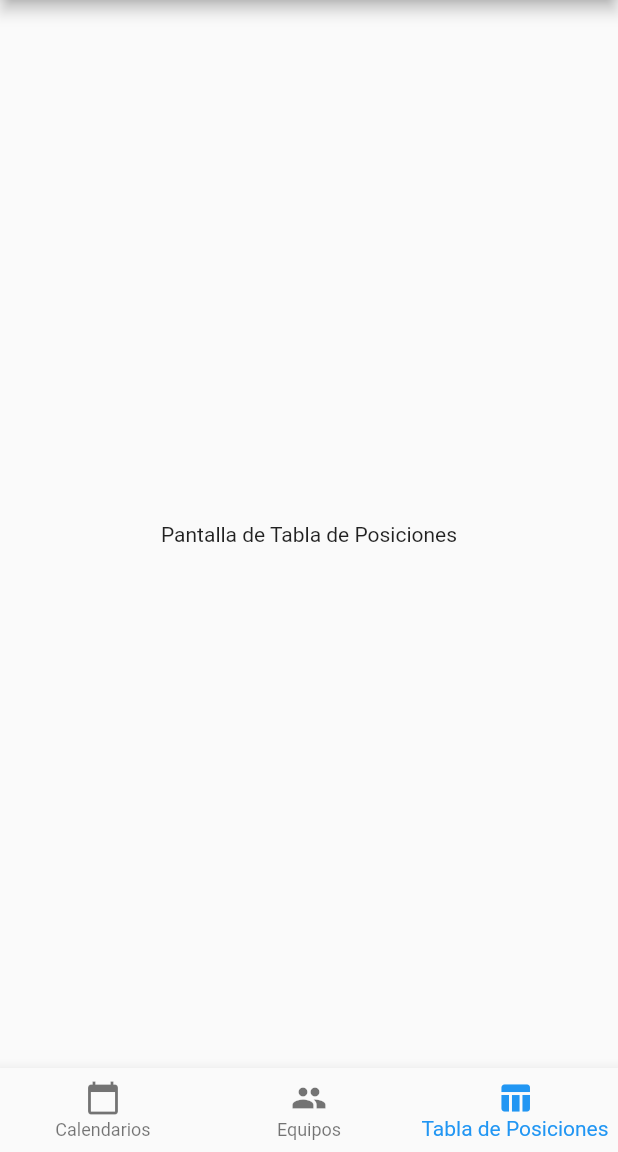
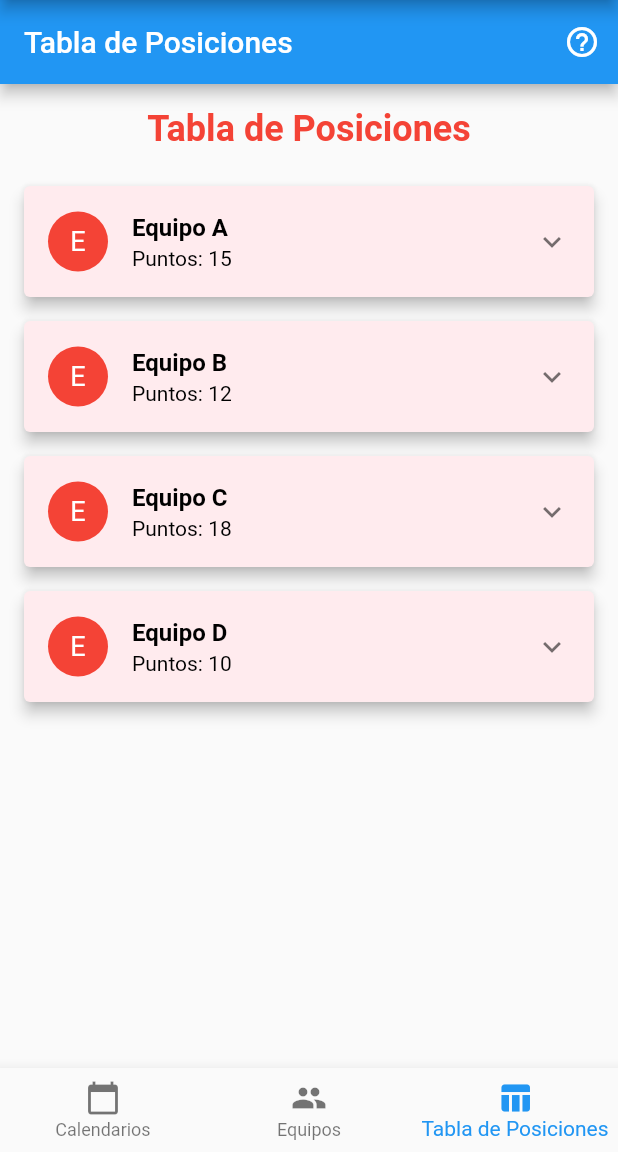
Before and after one commit to hlsalazar/ligafut, a Flutter app: the PantallaPrincipal screen opened directly, item 3 of the bottom bar chosen, on a phone screen of 412 x 824 dp, the part 84-1236 px from its top. Run offline on Flutter 3.47's test engine with Material 2 defaults, Android fonts, the phone set to English and light mode, and no system bars; our stand-ins replace cloud_firestore, firebase_core; accounts and stored records are empty.

Commit message:
tablas en estructura definidas

```diff
--- a/lib/view/principal.dart
+++ b/lib/view/principal.dart
@@ -68,15 +68,6 @@ class EquiposScreen extends StatelessWidget {
   }
 }
 
-class TablaPosicionesScreen extends StatelessWidget {
-  @override
-  Widget build(BuildContext context) {
-    return Center(
-      child: Text('Pantalla de Tabla de Posiciones'),
-    );
-  }
-}
-
 void main() {
   runApp(MaterialApp(
     home: PantallaPrincipal(),
--- a/lib/view/tabla_posiciones.dart
+++ b/lib/view/tabla_posiciones.dart
@@ -0,0 +1,217 @@
+import 'package:flutter/material.dart';
+
+class Equipo {
+  final String nombre;
+  final int puntos;
+  final int partidosJugados;
+  final int partidosGanados;
+  final int partidosEmpatados;
+  final int partidosPerdidos;
+  final int golesFavor;
+  final int golesContra;
+
+  Equipo({
+    required this.nombre,
+    required this.puntos,
+    required this.partidosJugados,
+    required this.partidosGanados,
+    required this.partidosEmpatados,
+    required this.partidosPerdidos,
+    required this.golesFavor,
+    required this.golesContra,
+  });
+}
+
+class TablaPosicionesScreen extends StatelessWidget {
+  final List<Equipo> equipos = [
+    Equipo(
+      nombre: 'Equipo A',
+      puntos: 15,
+      partidosJugados: 10,
+      partidosGanados: 7,
+      partidosEmpatados: 1,
+      partidosPerdidos: 2,
+      golesFavor: 20,
+      golesContra: 10,
+    ),
+    Equipo(
+      nombre: 'Equipo B',
+      puntos: 12,
+      partidosJugados: 8,
+      partidosGanados: 6,
+      partidosEmpatados: 0,
+      partidosPerdidos: 2,
+      golesFavor: 15,
+      golesContra: 8,
+    ),
+    Equipo(
+      nombre: 'Equipo C',
+      puntos: 18,
+      partidosJugados: 12,
+      partidosGanados: 9,
+      partidosEmpatados: 0,
+      partidosPerdidos: 3,
+      golesFavor: 25,
+      golesContra: 12,
+    ),
+    Equipo(
+      nombre: 'Equipo D',
+      puntos: 10,
+      partidosJugados: 9,
+      partidosGanados: 3,
+      partidosEmpatados: 1,
+      partidosPerdidos: 5,
+      golesFavor: 12,
+      golesContra: 18,
+    ),
+  ];
+
+  @override
+  Widget build(BuildContext context) {
+    return Scaffold(
+      appBar: AppBar(
+        title: Text('Tabla de Posiciones'),
+        actions: [
+          IconButton(
+            icon: Icon(Icons.help_outline),
+            onPressed: () => _showHelpDialog(context),
+          ),
+        ],
+      ),
+      body: SingleChildScrollView(
+        child: Padding(
+          padding: EdgeInsets.all(16),
+          child: Column(
+            crossAxisAlignment: CrossAxisAlignment.stretch,
+            children: [
+              Text(
+                'Tabla de Posiciones',
+                style: TextStyle(fontSize: 24, fontWeight: FontWeight.bold, color: Colors.red),
+                textAlign: TextAlign.center,
+              ),
+              SizedBox(height: 16),
+              ListView.builder(
+                shrinkWrap: true,
+                itemCount: equipos.length,
+                itemBuilder: (context, index) {
+                  final equipo = equipos[index];
+                  return _buildEquipoTile(equipo);
+                },
+              ),
+            ],
+          ),
+        ),
+      ),
+    );
+  }
+
+  Widget _buildEquipoTile(Equipo equipo) {
+    return Card(
+      elevation: 4,
+      margin: EdgeInsets.symmetric(vertical: 8),
+      color: Colors.red[50],
+      child: ExpansionTile(
+        title: Text(
+          equipo.nombre,
+          style: TextStyle(color: Colors.black, fontWeight: FontWeight.bold),
+        ),
+        subtitle: Text(
+          'Puntos: ${equipo.puntos}',
+          style: TextStyle(color: Colors.black),
+        ),
+        leading: CircleAvatar(
+          backgroundColor: Colors.red,
+          child: Text(
+            equipo.nombre[0],
+            style: TextStyle(fontSize: 18, color: Colors.white),
+          ),
+        ),
+        children: [
+          Padding(
+            padding: EdgeInsets.symmetric(horizontal: 16, vertical: 8),
+            child: Table(
+              defaultColumnWidth: IntrinsicColumnWidth(),
+              border: TableBorder.all(color: Colors.black26),
+              children: [
+                TableRow(
+                  decoration: BoxDecoration(
+                    color: Colors.grey[300],
+                  ),
+                  children: [
+                    TableCell(child: _buildTableCell('P')),
+                    TableCell(child: _buildTableCell('G')),
+                    TableCell(child: _buildTableCell('E')),
+                    TableCell(child: _buildTableCell('P')),
+                    TableCell(child: _buildTableCell('GF')),
+                    TableCell(child: _buildTableCell('GC')),
+                    TableCell(child: _buildTableCell('DG')),
+                  ],
+                ),
+                TableRow(
+                  children: [
+                    TableCell(child: _buildTableCell('${equipo.partidosJugados}')),
+                    TableCell(child: _buildTableCell('${equipo.partidosGanados}')),
+                    TableCell(child: _buildTableCell('${equipo.partidosEmpatados}')),
+                    TableCell(child: _buildTableCell('${equipo.partidosPerdidos}')),
+                    TableCell(child: _buildTableCell('${equipo.golesFavor}')),
+                    TableCell(child: _buildTableCell('${equipo.golesContra}')),
+                    TableCell(
+                      child: _buildTableCell(
+                        '${equipo.golesFavor - equipo.golesContra}',
+                      ),
+                    ),
+                  ],
+                ),
+              ],
+            ),
+          ),
+        ],
+      ),
+    );
+  }
+
+  Widget _buildTableCell(String text) {
+    return Padding(
+      padding: EdgeInsets.all(8),
+      child: Text(text, textAlign: TextAlign.center),
+    );
+  }
+
+  void _showHelpDialog(BuildContext context) {
+    showDialog(
+      context: context,
+      builder: (BuildContext context) {
+        return AlertDialog(
+          title: Text('Ayuda'),
+          content: Column(
+            mainAxisSize: MainAxisSize.min,
+            crossAxisAlignment: CrossAxisAlignment.start,
+            children: [
+              Text('P = Partidos jugados'),
+              Text('G = Partidos ganados'),
+              Text('E = Partidos empatados'),
+              Text('P = Partidos perdidos'),
+              Text('GF = Goles a favor'),
+              Text('GC = Goles en contra'),
+              Text('DG = Diferencia de goles'),
+            ],
+          ),
+          actions: [
+            ElevatedButton(
+              onPressed: () {
+                Navigator.of(context).pop();
+              },
+              child: Text('Cerrar'),
+            ),
+          ],
+        );
+      },
+    );
+  }
+}
+
+void main() {
+  runApp(MaterialApp(
+    home: TablaPosicionesScreen(),
+  ));
+}
```
